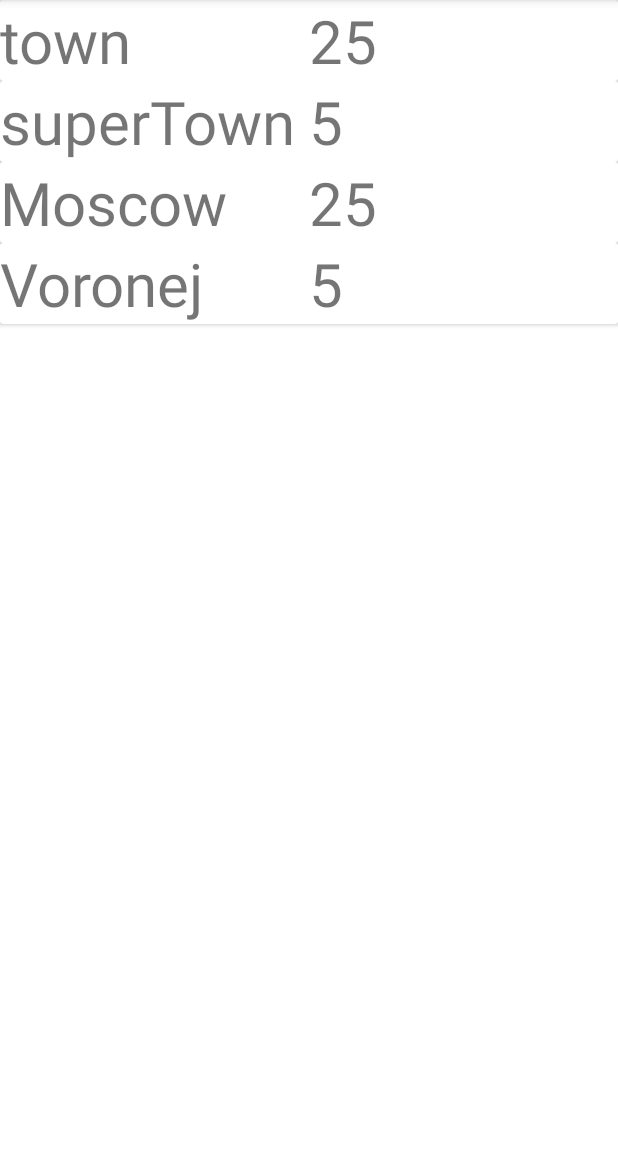
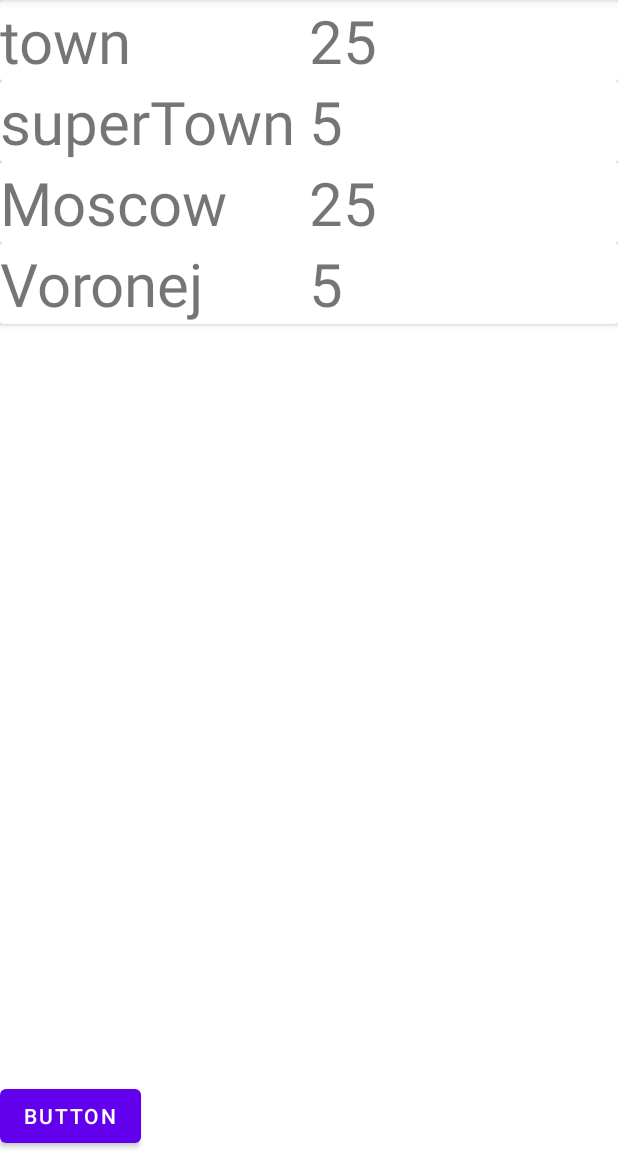
Before and after one commit to Jackson55553/MyApplicationKotlin, an Android app: the screen it shows after launch (MainActivity), on a phone screen of 412 x 824 dp, the part 84-1236 px from its top. Run offline under Robolectric (Android 15) with nearby library versions, the phone set to English and light mode, and no system bars.

Commit message:
повесил заглушку на кнопку

```diff
--- a/app/src/main/java/com/example/myapplication/MainActivity.kt
+++ b/app/src/main/java/com/example/myapplication/MainActivity.kt
@@ -1,17 +1,22 @@
 package com.example.myapplication
 
+import android.os.Bundle
+import android.widget.Button
+import android.widget.Toast
 import androidx.appcompat.app.AppCompatActivity
-import android.os.Bundle
 import androidx.recyclerview.widget.RecyclerView
-import com.example.myapplication.R
 import com.example.myapplication.repozitory.RepositorySingle
 
 class MainActivity : AppCompatActivity() {
     override fun onCreate(savedInstanceState: Bundle?) {
         super.onCreate(savedInstanceState)
         setContentView(R.layout.activity_main)
-    val recyclerWeather = findViewById<RecyclerView>(R.id.resyclerWeather)
+
+        val recyclerWeather = findViewById<RecyclerView>(R.id.resyclerWeather)
         val adapter = WeatherAdapter(RepositorySingle)
-        recyclerWeather.adapter= adapter
+        recyclerWeather.adapter = adapter
+
+        val btn = findViewById<Button>(R.id.button)
+        btn.setOnClickListener { Toast.makeText(this,"кнопка",Toast.LENGTH_SHORT).show() }
     }
 }
--- a/app/src/main/res/layout/activity_main.xml
+++ b/app/src/main/res/layout/activity_main.xml
@@ -11,5 +11,12 @@
         android:id="@+id/resyclerWeather"
         android:layout_width="match_parent"
         android:layout_height="match_parent"
-        app:layoutManager="androidx.recyclerview.widget.LinearLayoutManager"/>
+        app:layoutManager="androidx.recyclerview.widget.LinearLayoutManager" />
+
+    <Button
+        android:id="@+id/button"
+        android:layout_width="wrap_content"
+        android:layout_height="wrap_content"
+        android:text="Button"
+        android:layout_gravity="bottom"/>
 </FrameLayout>
```
